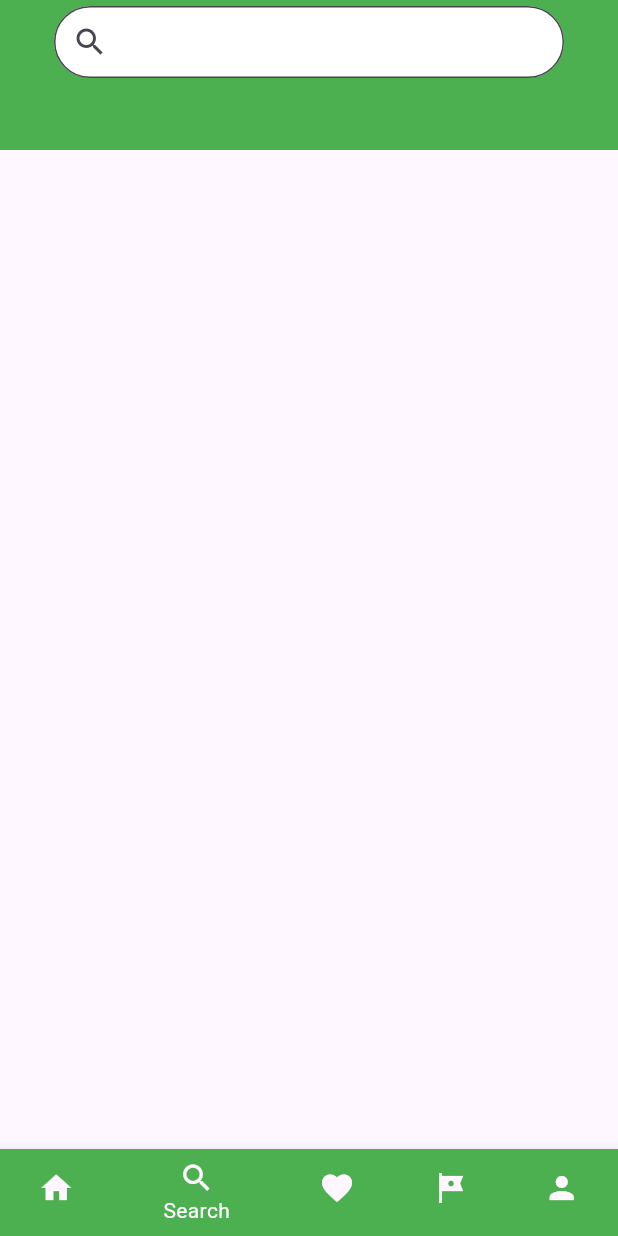
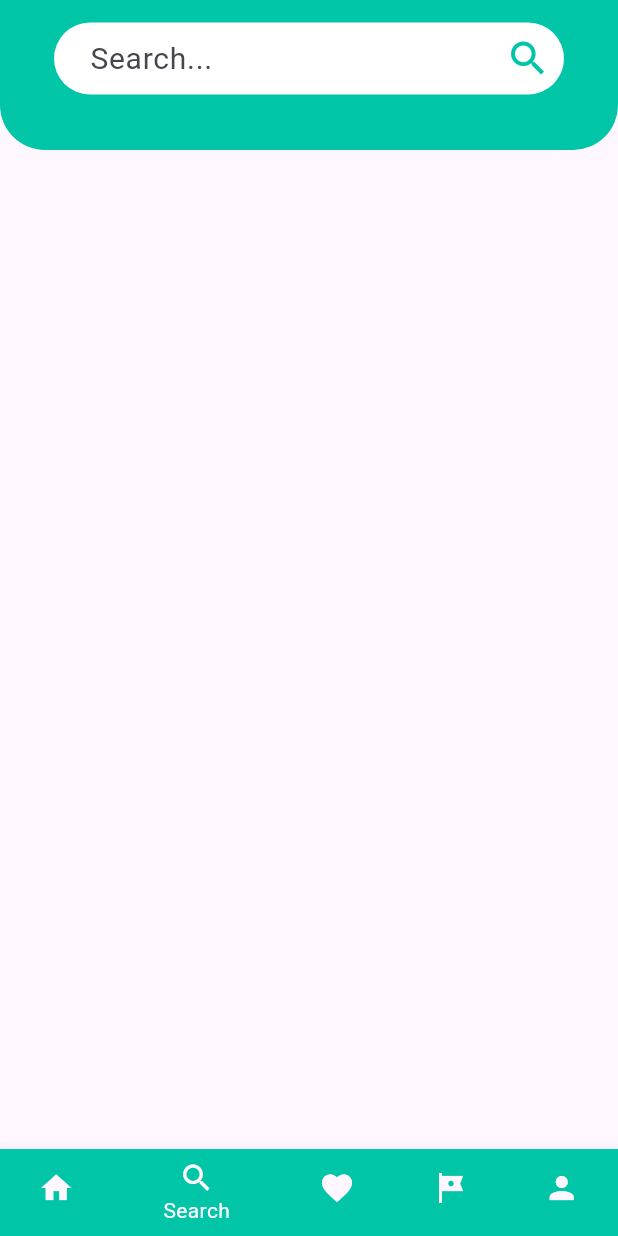
Before and after one commit to hyuniedev/Ryokou, a Flutter app: the screen it shows after launch, item 2 of the bottom bar chosen, on a phone screen of 412 x 824 dp. Run offline on Flutter 3.47's test engine with Material 3 defaults, Android fonts, the phone set to English and light mode, and no system bars.

Commit message:
+ Update App Bar Search

```diff
--- a/ryokou/lib/themes/colors_theme.dart
+++ b/ryokou/lib/themes/colors_theme.dart
@@ -1,5 +1,5 @@
 import 'package:flutter/material.dart';
 
 class ColorsTheme {
-  static var primaryColor = Colors.green;
+  static Color? primaryColor = const Color(0xFF00C5A7);
 }
--- /dev/null
+++ b/ryokou/lib/ui/appbar/top_app_bar.dart
@@ -0,0 +1,35 @@
+import 'package:flutter/material.dart';
+import 'package:ryokou/themes/colors_theme.dart';
+
+// class GetAppBar extends StatelessWidget implements PreferredSizeWidget {
+//   final Widget childAppBar;
+//   const GetAppBar({super.key, required this.childAppBar});
+
+//   @override
+//   Widget build(BuildContext context) {
+
+//   }
+
+//   @override
+//   Size get preferredSize => const Size.fromHeight(100.0);
+// }
+
+PreferredSizeWidget getAppBar(Widget childAppBar) {
+  return PreferredSize(
+    preferredSize: const Size.fromHeight(100.0), // chiều cao AppBar
+    child: Container(
+      decoration: const BoxDecoration(
+        borderRadius: BorderRadius.only(
+          bottomLeft: Radius.circular(30),
+          bottomRight: Radius.circular(30),
+        ),
+      ),
+      clipBehavior: Clip.antiAlias,
+      child: AppBar(
+        backgroundColor: ColorsTheme.primaryColor,
+        title: childAppBar,
+        toolbarHeight: 100,
+      ),
+    ),
+  );
+}
--- a/ryokou/lib/ui/main_layout.dart
+++ b/ryokou/lib/ui/main_layout.dart
@@ -1,5 +1,6 @@
 import 'package:flutter/material.dart';
 import 'package:ryokou/main.dart';
+import 'package:ryokou/themes/colors_theme.dart';
 import 'package:ryokou/ui/page/account_page.dart';
 import 'package:ryokou/ui/page/favourite_page..dart';
 import 'package:ryokou/ui/page/home_page.dart';
@@ -19,27 +20,27 @@ class MainLayout extends State<MyHomePage> {
   Widget build(BuildContext context) {
     return Scaffold(
         bottomNavigationBar: BottomNavigationBar(
-          items: const [
+          items: [
             BottomNavigationBarItem(
-                icon: Icon(Icons.home),
+                icon: const Icon(Icons.home),
                 label: 'Home',
-                backgroundColor: Colors.green),
+                backgroundColor: ColorsTheme.primaryColor),
             BottomNavigationBarItem(
-                icon: Icon(Icons.search),
+                icon: const Icon(Icons.search),
                 label: 'Search',
-                backgroundColor: Colors.green),
+                backgroundColor: ColorsTheme.primaryColor),
             BottomNavigationBarItem(
-                icon: Icon(Icons.favorite),
+                icon: const Icon(Icons.favorite),
                 label: 'Favourite',
-                backgroundColor: Colors.green),
+                backgroundColor: ColorsTheme.primaryColor),
             BottomNavigationBarItem(
-                icon: Icon(Icons.tour),
+                icon: const Icon(Icons.tour),
                 label: 'My Tour',
-                backgroundColor: Colors.green),
+                backgroundColor: ColorsTheme.primaryColor),
             BottomNavigationBarItem(
-                icon: Icon(Icons.person),
+                icon: const Icon(Icons.person),
                 label: 'Account',
-                backgroundColor: Colors.green),
+                backgroundColor: ColorsTheme.primaryColor),
           ],
           currentIndex: _indexNav,
           onTap: (newIndex) {
--- a/ryokou/lib/ui/page/home_page.dart
+++ b/ryokou/lib/ui/page/home_page.dart
@@ -1,5 +1,6 @@
 import 'package:flutter/material.dart';
 import 'package:ryokou/themes/colors_theme.dart';
+import 'package:ryokou/ui/appbar/top_app_bar.dart';
 import 'package:ryokou/ui/slider/slider.dart';
 
 class HomePage extends StatefulWidget {
@@ -13,29 +14,7 @@ class _HomePageState extends State<HomePage> {
   @override
   Widget build(BuildContext context) {
     return Scaffold(
-      appBar: AppBar(
-        elevation: 1,
-        surfaceTintColor: ColorsTheme.primaryColor,
-        actions: [
-          IconButton(
-              onPressed: () {},
-              icon: const Icon(
-                Icons.notifications,
-                color: Colors.white,
-              )),
-          IconButton(
-              onPressed: () {},
-              icon: const Icon(
-                Icons.shopping_cart_checkout,
-                color: Colors.white,
-              ))
-        ],
-        toolbarHeight: 50,
-        backgroundColor: ColorsTheme.primaryColor,
-      ),
-      body: const SliderBar(
-        numSlider: 10,
-      ),
+      appBar: getAppBar(Container()),
     );
   }
 }
--- a/ryokou/lib/ui/page/search_page.dart
+++ b/ryokou/lib/ui/page/search_page.dart
@@ -1,5 +1,6 @@
 import 'package:flutter/material.dart';
 import 'package:ryokou/themes/colors_theme.dart';
+import 'package:ryokou/ui/appbar/top_app_bar.dart';
 
 class SearchPage extends StatefulWidget {
   const SearchPage({super.key});
@@ -12,35 +13,39 @@ class _SearchPageState extends State<SearchPage> {
   @override
   Widget build(BuildContext context) {
     return Scaffold(
-        appBar: PreferredSize(
-      preferredSize: const Size.fromHeight(100.0), // Tăng chiều cao AppBar
-      child: AppBar(
-        elevation: 1,
-        surfaceTintColor: ColorsTheme.primaryColor,
-        centerTitle: true,
-        backgroundColor: ColorsTheme.primaryColor,
-        title: Padding(
+      appBar: getAppBar(
+        Container(
+          margin: const EdgeInsets.only(bottom: 20),
           padding: const EdgeInsets.symmetric(horizontal: 20.0),
           child: SizedBox(
-            height: 50, // Chiều cao của TextField
-            child: Center(
-              child: TextField(
-                keyboardType: TextInputType.text,
-                decoration: InputDecoration(
-                  prefixIcon: const Icon(Icons.search),
-                  border: OutlineInputBorder(
-                    borderRadius: BorderRadius.circular(50),
+            height: 50.0,
+            child: TextField(
+              style: TextStyle(
+                  fontSize: 20,
+                  color: ColorsTheme.primaryColor,
+                  decoration: TextDecoration.none),
+              decoration: InputDecoration(
+                hintText: 'Search...',
+                contentPadding:
+                    const EdgeInsets.symmetric(horizontal: 20, vertical: 0),
+                filled: true,
+                fillColor: Colors.white,
+                suffixIcon: IconButton(
+                  onPressed: () {},
+                  icon: Icon(
+                    Icons.search,
+                    size: 30,
+                    color: ColorsTheme.primaryColor,
                   ),
-                  filled: true,
-                  fillColor: Colors.white,
-                  contentPadding: const EdgeInsets.symmetric(vertical: 0),
                 ),
-                textCapitalization: TextCapitalization.sentences,
+                border: const OutlineInputBorder(
+                    borderRadius: BorderRadius.all(Radius.circular(50)),
+                    borderSide: BorderSide.none),
               ),
             ),
           ),
         ),
       ),
-    ));
+    );
   }
 }
```
Also changed, not shown: ryokou/pubspec.lock.
